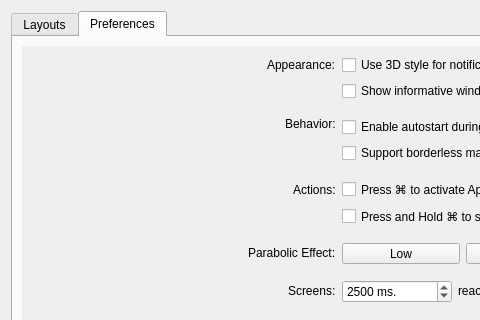
The window that app/settings/settingsdialog/settingsdialog.ui (KDE/latte-dock) describes before a commit, drawn with Qt 5; both pictures show x 0 to 480 and y 0 to 320 of the 920 by 717 pixel window.
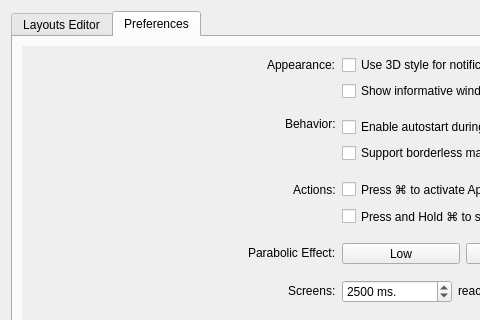
The same window after the commit. The open tabs and pages were chosen to show the change. Icons and pictures are not drawn. Custom widgets are drawn as their Qt base class.

Commit message: rephrase menu to Edit Layouts...

Patch:
```diff
--- a/app/settings/settingsdialog/settingsdialog.ui
+++ b/app/settings/settingsdialog/settingsdialog.ui
@@ -33,7 +33,7 @@
      </property>
      <widget class="QWidget" name="layoutsTab">
       <attribute name="title">
-       <string>Layouts</string>
+       <string>Layouts Editor</string>
       </attribute>
       <layout class="QHBoxLayout" name="horizontalLayout">
        <item>
```
Left out of the diff: 2 changed lines with no effect on the pictures. The commit also changes 1 other file.
